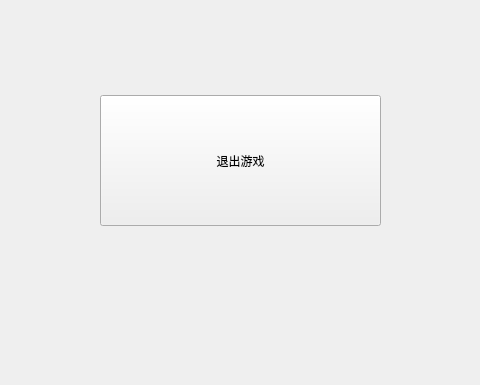
This is tank/gameover.ui in AbidHasanZidane/Tank1990 as Qt 5 draws it before an edit; both pictures show x 760 to 1240 and y 425 to 810 of the 1440 by 810 pixel window. The edited form follows.
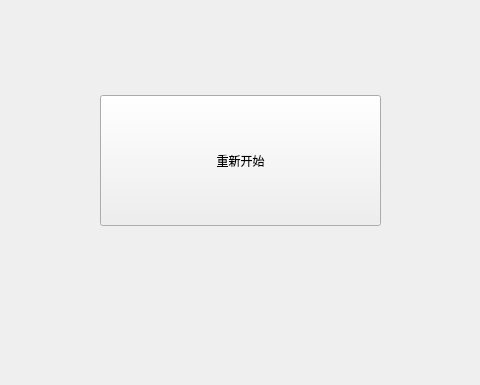
This is the edited form.

The edit to the form file:
```diff
--- a/tank/gameover.ui
+++ b/tank/gameover.ui
@@ -37,7 +37,7 @@
      </rect>
     </property>
     <property name="text">
-     <string>退出游戏</string>
+     <string>重新开始</string>
     </property>
    </widget>
   </widget>
```
Left out of the diff: 2 changed lines with no effect on the pictures.
